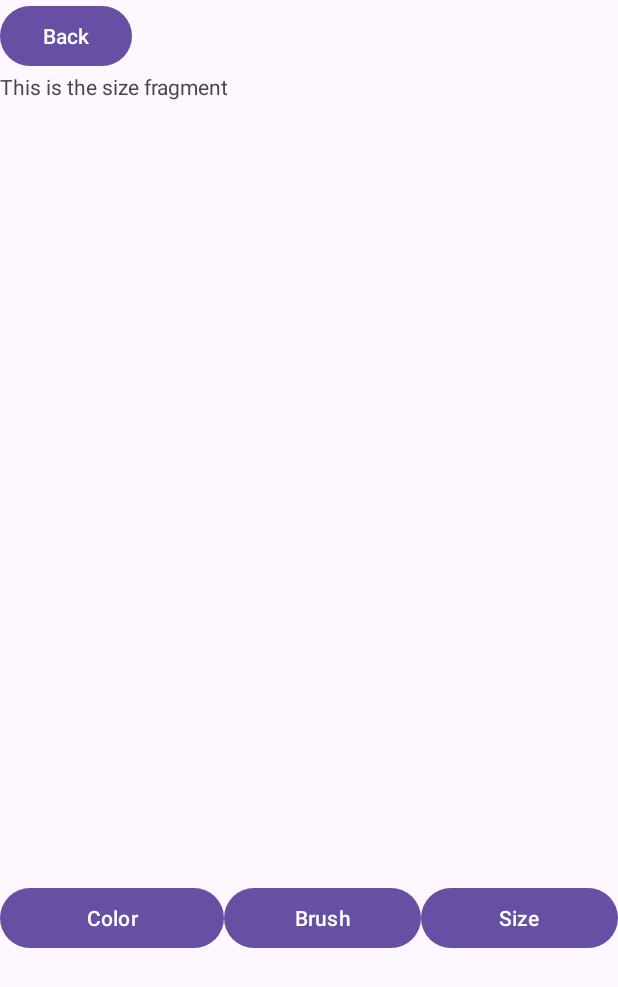
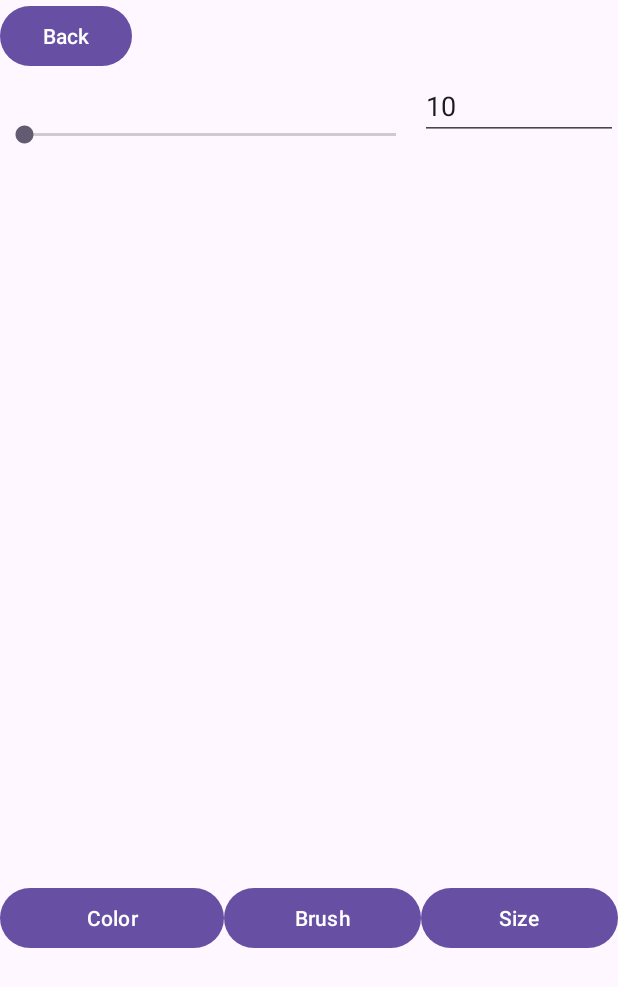
Before and after one commit to DylanQuach/MobileAppGroup, an Android app: the fragment SizeFragment placed in its activity, on a phone screen of 412 x 824 dp. Shown: the top 987 px of the screen. Run offline under Robolectric (Android 15) with nearby library versions, the phone set to English and light mode, and no system bars.

Commit message:
added fragments outlines

```diff
--- a/app/src/main/res/layout/fragment_size.xml
+++ b/app/src/main/res/layout/fragment_size.xml
@@ -1,14 +1,25 @@
 <?xml version="1.0" encoding="utf-8"?>
-<FrameLayout xmlns:android="http://schemas.android.com/apk/res/android"
+<LinearLayout xmlns:android="http://schemas.android.com/apk/res/android"
     xmlns:tools="http://schemas.android.com/tools"
+    android:id="@+id/sizeNumber"
     android:layout_width="match_parent"
     android:layout_height="match_parent"
     tools:context=".SizeFragment">
 
     <!-- TODO: Update blank fragment layout -->
-    <TextView
-        android:layout_width="match_parent"
-        android:layout_height="match_parent"
-        android:text="This is the size fragment" />
 
-</FrameLayout>
+    <SeekBar
+        android:id="@+id/sizeSlider"
+        android:layout_width="280dp"
+        android:layout_height="84dp" />
+
+    <EditText
+        android:id="@+id/editTextText"
+        android:layout_width="wrap_content"
+        android:layout_height="wrap_content"
+        android:layout_weight="1"
+        android:ems="10"
+        android:inputType="text"
+        android:text="10" />
+
+</LinearLayout>
```
Also changed, not shown: app/src/main/res/layout/fragment_brush.xml (+19 -7 lines).
